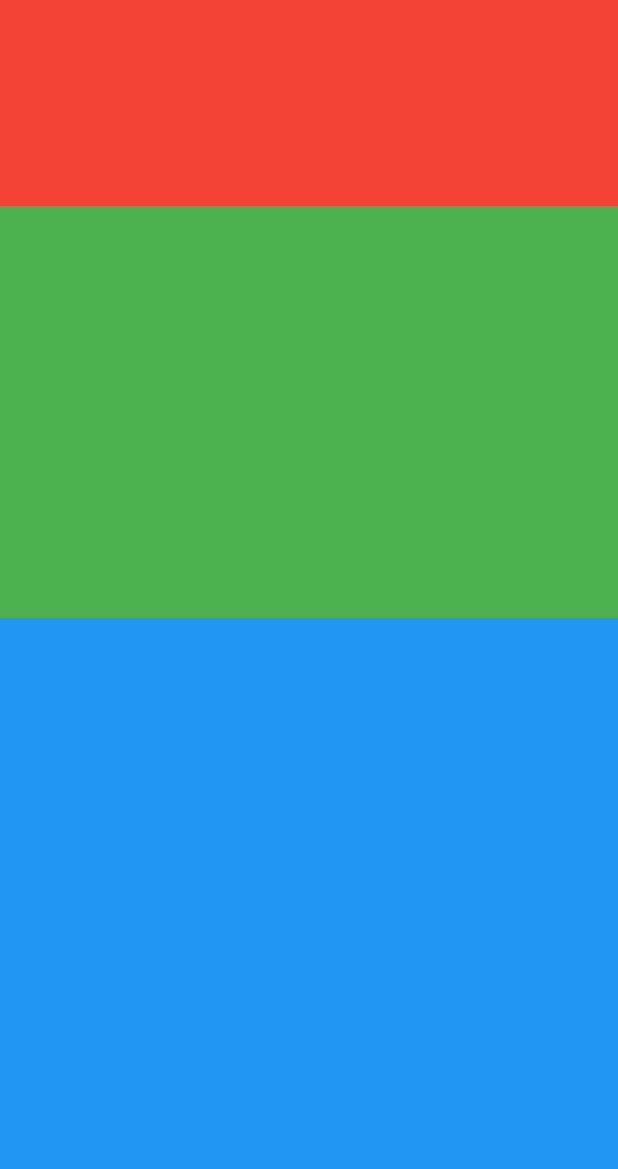
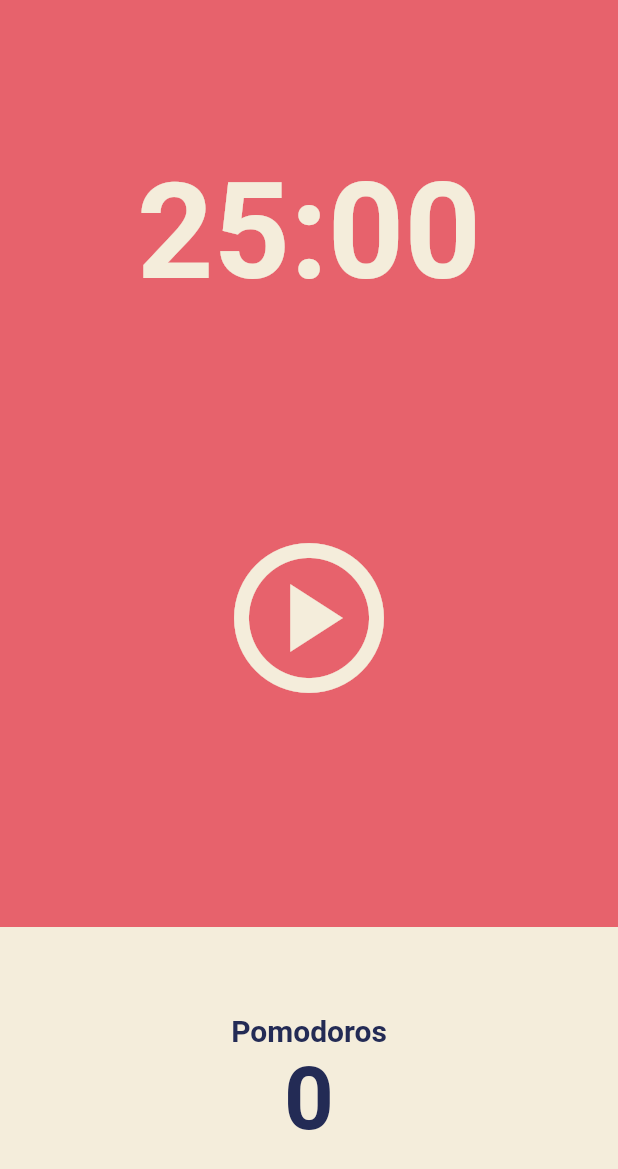
Before and after one commit to qws0708/2023_Flutter, a Flutter app: the screen it shows after launch, on a phone screen of 412 x 824 dp. Shown: the top 1169 px of the screen. Run offline on Flutter 3.47's test engine with Material 2 defaults, Android fonts, the phone set to English and light mode, and no system bars.

Commit message:
design Pomodoro app UI

```diff
--- a/Pomodo_Application/lib/screens/home_screen.dart
+++ b/Pomodo_Application/lib/screens/home_screen.dart
@@ -11,24 +11,66 @@
   @override
   Widget build(BuildContext context) {
     return Scaffold(
+      backgroundColor: Theme.of(context).backgroundColor,
       body: Column(
         children: [
           Flexible(
             flex: 1,
             child: Container(
-              decoration: const BoxDecoration(color: Colors.red),
+              alignment: Alignment.bottomCenter,
+              child: Text(
+                "25:00",
+                style: TextStyle(
+                    color: Theme.of(context).cardColor,
+                    fontSize: 89,
+                    fontWeight: FontWeight.w600),
+              ),
             ),
           ),
           Flexible(
             flex: 2,
-            child: Container(
-              decoration: const BoxDecoration(color: Colors.green),
+            child: Center(
+              child: IconButton(
+                iconSize: 120,
+                color: Theme.of(context).cardColor,
+                icon: const Icon(Icons.play_circle_outlined),
+                onPressed: () {},
+              ),
             ),
           ),
           Flexible(
-            flex: 3,
-            child: Container(
-              decoration: const BoxDecoration(color: Colors.blue),
+            flex: 1,
+            child: Row(
+              children: [
+                Expanded(
+                  child: Container(
+                    decoration: BoxDecoration(
+                      color: Theme.of(context).cardColor,
+                    ),
+                    child: Column(
+                      mainAxisAlignment: MainAxisAlignment.center,
+                      children: [
+                        Text(
+                          "Pomodoros",
+                          style: TextStyle(
+                            fontSize: 20,
+                            fontWeight: FontWeight.w600,
+                            color: Theme.of(context).textTheme.headline1!.color,
+                          ),
+                        ),
+                        Text(
+                          "0",
+                          style: TextStyle(
+                            fontSize: 58,
+                            fontWeight: FontWeight.w600,
+                            color: Theme.of(context).textTheme.headline1!.color,
+                          ),
+                        ),
+                      ],
+                    ),
+                  ),
+                ),
+              ],
             ),
           ),
         ],
```
